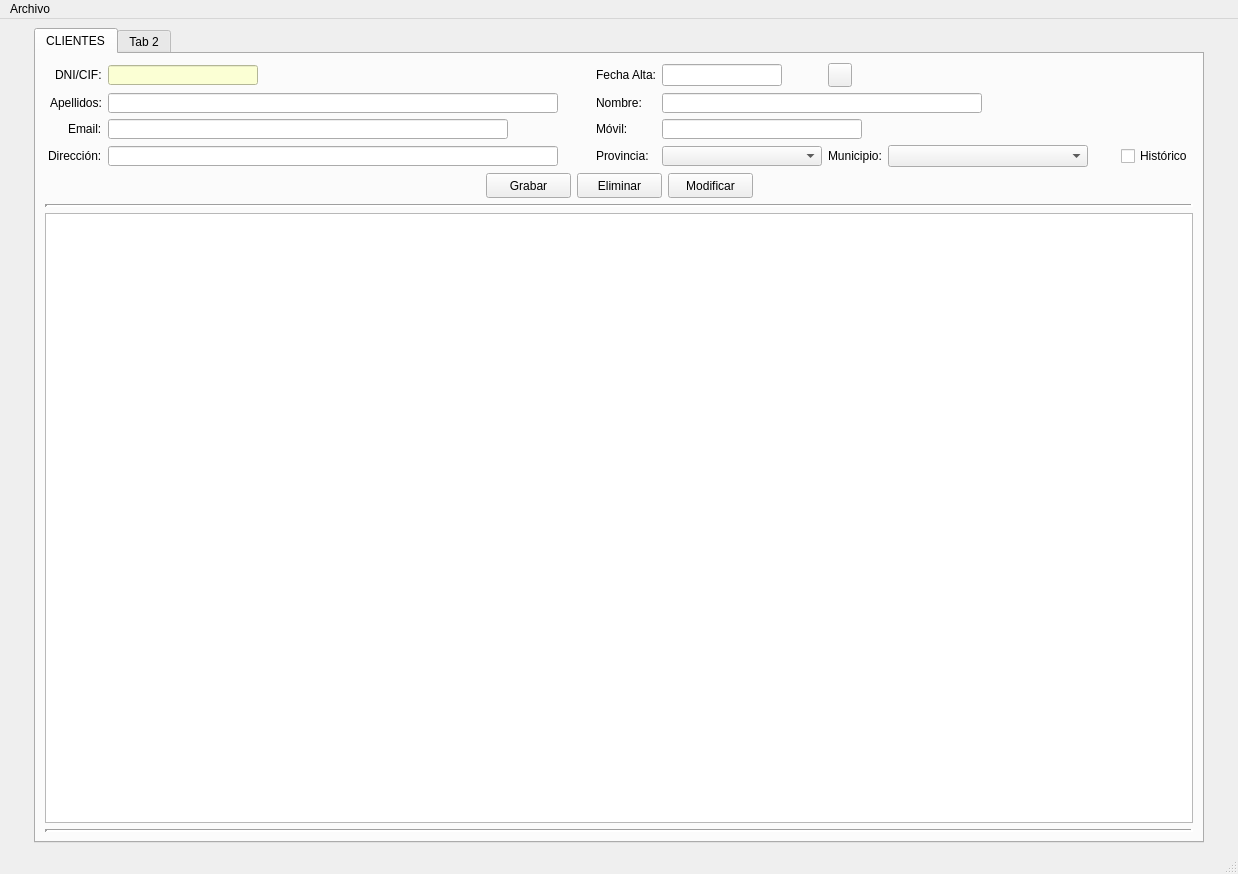
VoctorSN/Proyecto-Desarrollo-Interfaces, file templates/VenPrincipal.ui: the form before one commit.
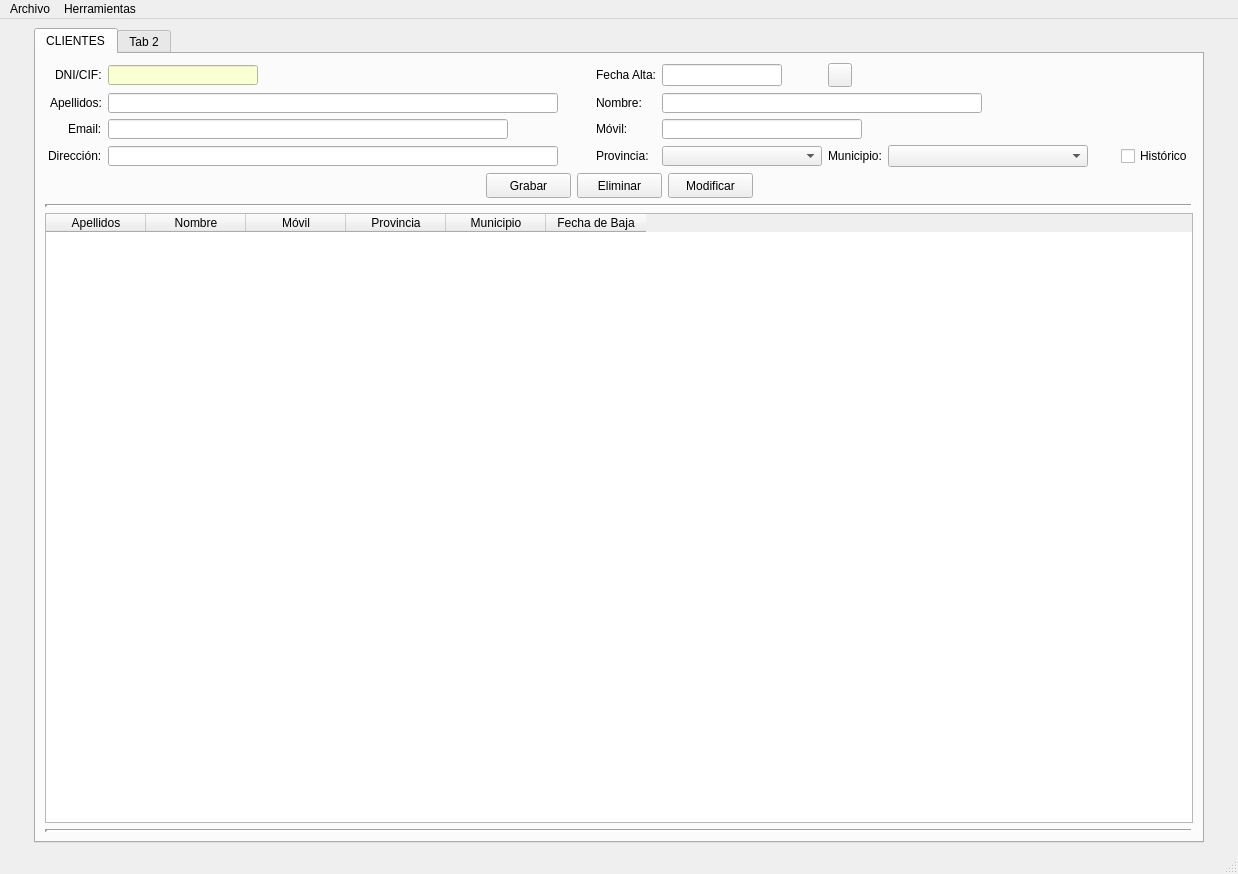
The form after the commit. Icons and pictures are not drawn.

```diff
--- a/templates/VenPrincipal.ui
+++ b/templates/VenPrincipal.ui
@@ -625,6 +625,39 @@
             <verstretch>0</verstretch>
            </sizepolicy>
           </property>
+          <attribute name="verticalHeaderVisible">
+           <bool>false</bool>
+          </attribute>
+          <column>
+           <property name="text">
+            <string>Apellidos</string>
+           </property>
+          </column>
+          <column>
+           <property name="text">
+            <string>Nombre</string>
+           </property>
+          </column>
+          <column>
+           <property name="text">
+            <string>Móvil</string>
+           </property>
+          </column>
+          <column>
+           <property name="text">
+            <string>Provincia</string>
+           </property>
+          </column>
+          <column>
+           <property name="text">
+            <string>Municipio</string>
+           </property>
+          </column>
+          <column>
+           <property name="text">
+            <string>Fecha de Baja</string>
+           </property>
+          </column>
          </widget>
         </item>
         <item>
@@ -700,7 +733,15 @@
     </property>
     <addaction name="actionSalir"/>
    </widget>
+   <widget class="QMenu" name="menuHerramientas">
+    <property name="title">
+     <string>Herramientas</string>
+    </property>
+    <addaction name="actionCrear_Backup"/>
+    <addaction name="actionRestaurar_Backup"/>
+   </widget>
    <addaction name="menuArchivo"/>
+   <addaction name="menuHerramientas"/>
   </widget>
   <widget class="QStatusBar" name="statusbar"/>
   <action name="actionSalir">
```
Left out of the diff: 12 changed lines with no effect on the pictures.
